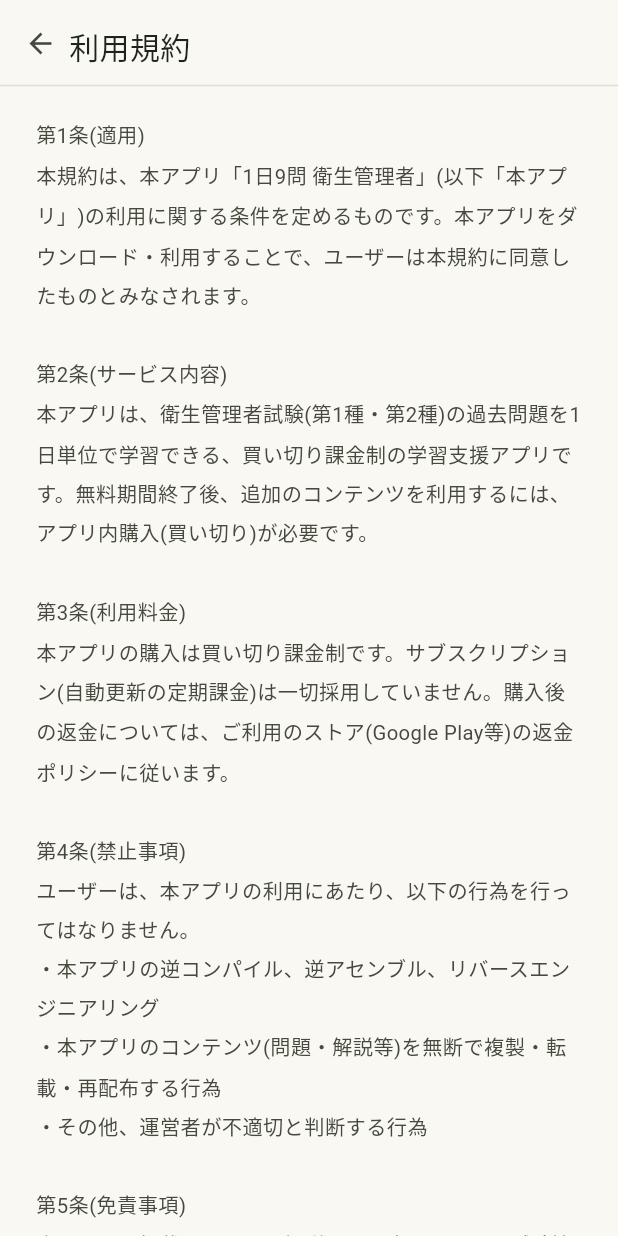
After one commit to adk210044-sketch/daily-exam-sprint, a Flutter app: the LegalTextScreen screen opened directly, on a phone screen of 412 x 824 dp. The commit adds this screen. Run offline on Flutter 3.47's test engine with Material 3 defaults, Android fonts, the phone set to English and light mode, and no system bars; our stand-ins replace drift, drift_flutter, flutter_local_notifications, timezone; accounts and stored records are empty; generated files the repository leaves out were written again; statements that could not run were skipped.

Commit message:
genspark auto-backup

```diff
--- a/lib/data/database/app_database.dart
+++ b/lib/data/database/app_database.dart
@@ -22,7 +22,7 @@ class AppDatabase extends _$AppDatabase {
   AppDatabase.forTesting(super.e);
 
   @override
-  int get schemaVersion => 2;
+  int get schemaVersion => 3;
 
   @override
   MigrationStrategy get migration => MigrationStrategy(
@@ -32,6 +32,10 @@ class AppDatabase extends _$AppDatabase {
     onUpgrade: (m, from, to) async {
       if (from < 2) {
         await m.createTable(reminders);
+      }
+      if (from < 3) {
+        // 目標日設定機能を廃止 (シンプル化のため削除)
+        await m.dropColumn(userSettings, 'goal_date');
       }
     },
   );
--- a/lib/data/database/tables.dart
+++ b/lib/data/database/tables.dart
@@ -99,7 +99,6 @@ class UserSettings extends Table {
   IntColumn get id => integer().withDefault(const Constant(0))();
   TextColumn get examType => text().withDefault(const Constant('type1'))();
   TextColumn get reminderTime => text().withDefault(const Constant('08:15'))();
-  DateTimeColumn get goalDate => dateTime().nullable()();
   TextColumn get fontSize => text().withDefault(const Constant('medium'))();
   BoolColumn get purchased => boolean().withDefault(const Constant(false))();
   TextColumn get currentSessionId => text().nullable()();
--- a/lib/data/repositories/settings_repository.dart
+++ b/lib/data/repositories/settings_repository.dart
@@ -35,9 +35,6 @@ class SettingsRepository {
   Future<void> setExamType(String examType) =>
       update(UserSettingsCompanion(examType: Value(examType)));
 
-  Future<void> setGoalDate(DateTime? date) =>
-      update(UserSettingsCompanion(goalDate: Value(date)));
-
   Future<void> setFontSize(String size) =>
       update(UserSettingsCompanion(fontSize: Value(size)));
 
--- a/lib/providers/app_state.dart
+++ b/lib/providers/app_state.dart
@@ -150,11 +150,6 @@ class AppState extends ChangeNotifier {
     await refreshSettings();
   }
 
-  Future<void> setGoalDate(DateTime? date) async {
-    await settingsRepo.setGoalDate(date);
-    await refreshSettings();
-  }
-
   Future<void> completeOnboarding() async {
     await settingsRepo.setOnboardingComplete(true);
     await refreshSettings();
--- /dev/null
+++ b/lib/screens/main/legal_text_screen.dart
@@ -0,0 +1,132 @@
+import 'package:flutter/material.dart';
+
+import '../../core/theme/zen_tokens.dart';
+
+/// 利用規約・プライバシーポリシー等の静的テキスト表示画面 (共通)
+class LegalTextScreen extends StatelessWidget {
+  final String title;
+  final String body;
+
+  const LegalTextScreen({super.key, required this.title, required this.body});
+
+  @override
+  Widget build(BuildContext context) {
+    return Scaffold(
+      backgroundColor: ZenColors.bg,
+      body: SafeArea(
+        child: Column(
+          crossAxisAlignment: CrossAxisAlignment.start,
+          children: [
+            Padding(
+              padding: const EdgeInsets.fromLTRB(16, 16, 20, 12),
+              child: Row(
+                crossAxisAlignment: CrossAxisAlignment.start,
+                children: [
+                  GestureDetector(
+                    onTap: () => Navigator.of(context).pop(),
+                    child: const Padding(
+                      padding: EdgeInsets.only(top: 2, right: 8),
+                      child: Icon(
+                        Icons.arrow_back,
+                        size: 22,
+                        color: ZenColors.inkSub,
+                      ),
+                    ),
+                  ),
+                  Expanded(
+                    child: Text(
+                      title,
+                      style: const TextStyle(
+                        fontSize: 20,
+                        fontWeight: FontWeight.w500,
+                        color: ZenColors.ink,
+                      ),
+                    ),
+                  ),
+                ],
+              ),
+            ),
+            const Divider(height: 0.5, color: ZenColors.line),
+            Expanded(
+              child: SingleChildScrollView(
+                padding: const EdgeInsets.fromLTRB(24, 20, 24, 32),
+                child: Text(
+                  body,
+                  style: const TextStyle(
+                    fontSize: 13.5,
+                    color: ZenColors.inkSub,
+                    height: 1.9,
+                  ),
+                ),
+              ),
+            ),
+          ],
+        ),
+      ),
+    );
+  }
+}
+
+const String kTermsOfServiceText = '''
+第1条(適用)
+本規約は、本アプリ「1日9問 衛生管理者」(以下「本アプリ」)の利用に関する条件を定めるものです。本アプリをダウンロード・利用することで、ユーザーは本規約に同意したものとみなされます。
+
+第2条(サービス内容)
+本アプリは、衛生管理者試験(第1種・第2種)の過去問題を1日単位で学習できる、買い切り課金制の学習支援アプリです。無料期間終了後、追加のコンテンツを利用するには、アプリ内購入(買い切り)が必要です。
+
+第3条(利用料金)
+本アプリの購入は買い切り課金制です。サブスクリプション(自動更新の定期課金)は一切採用していません。購入後の返金については、ご利用のストア(Google Play等)の返金ポリシーに従います。
+
+第4条(禁止事項)
+ユーザーは、本アプリの利用にあたり、以下の行為を行ってはなりません。
+・本アプリの逆コンパイル、逆アセンブル、リバースエンジニアリング
+・本アプリのコンテンツ(問題・解説等)を無断で複製・転載・再配布する行為
+・その他、運営者が不適切と判断する行為
+
+第5条(免責事項)
+本アプリに掲載する問題・解説は、公表されている試験情報等を基に作成していますが、その正確性・完全性・最新性を保証するものではありません。本アプリの利用により生じた学習結果、試験結果その他の損害について、運営者は責任を負いません。
+
+第6条(データの取扱い)
+本アプリの学習データ(進捗・回答履歴・設定等)は、ユーザーの端末内にのみ保存されます。運営者が外部サーバーに送信・収集することはありません。
+
+第7条(規約の変更)
+運営者は、必要に応じて本規約を変更することがあります。変更後の規約は、本アプリ内に表示した時点で効力を生じます。
+
+第8条(お問い合わせ)
+本規約に関するお問い合わせは、ストアの提供する連絡手段よりご連絡ください。
+
+制定日: 2025年1月1日
+''';
+
+const String kPrivacyPolicyText = '''
+本アプリ「1日9問 衛生管理者」(以下「本アプリ」)における、ユーザー情報の取扱いについて以下のとおり定めます。
+
+1. 収集する情報
+本アプリは、氏名・メールアドレス・電話番号等の個人を特定できる情報を収集しません。アカウント登録機能も提供していません。
+
+2. 端末内に保存される情報
+本アプリの学習進捗、回答履歴、リマインダー設定、フォントサイズ等の設定情報は、すべてユーザーの端末内のローカルストレージにのみ保存されます。これらの情報は外部サーバーへ送信・アップロードされることはありません。
+
+3. 通知機能
+本アプリでは、ユーザーが設定したリマインダー時刻に応じて、端末のローカル通知機能を利用してリマインダーを表示します。通知の送信に外部サービスは使用していません。
+
+4. 広告について
+本アプリは広告を表示しません。
+
+5. 第三者への提供
+本アプリは、収集した情報(端末内データを含む)を第三者に提供・共有することはありません。
+
+6. アプリ内購入
+本アプリの購入(買い切り課金)は、ご利用のストア(Google Play等)の決済システムを通じて処理されます。決済に関する情報は各ストアのプライバシーポリシーに従って取り扱われます。
+
+7. データの削除
+本アプリをアンインストールすることで、端末内に保存された全ての学習データ・設定情報は削除されます。
+
+8. 本ポリシーの変更
+本ポリシーは、必要に応じて変更することがあります。変更後の内容は、本アプリ内に表示した時点で効力を生じます。
+
+9. お問い合わせ
+本ポリシーに関するお問い合わせは、ストアの提供する連絡手段よりご連絡ください。
+
+制定日: 2025年1月1日
+''';
--- a/lib/screens/onboarding/onb_exam_type_screen.dart
+++ b/lib/screens/onboarding/onb_exam_type_screen.dart
@@ -7,7 +7,7 @@ import '../../widgets/zen_widgets.dart';
 import 'onb_reminder_screen.dart';
 import 'onb_steps.dart';
 
-/// 試験区分選択 (ZenOnbExamType) — Step 3/6
+/// 試験区分選択 (ZenOnbExamType) — Step 3/5
 class OnbExamTypeScreen extends StatefulWidget {
   const OnbExamTypeScreen({super.key});
 
@@ -32,7 +32,7 @@ class _OnbExamTypeScreenState extends State<OnbExamTypeScreen> {
                 child: Column(
                   crossAxisAlignment: CrossAxisAlignment.start,
                   children: [
-                    Text('STEP 3 OF 6', style: ZenText.kicker()),
+                    Text('STEP 3 OF 5', style: ZenText.kicker()),
                     const SizedBox(height: 12),
                     const Text(
                       'どちらの\n試験を受けますか？',
--- a/lib/screens/onboarding/onb_how_it_works_screen.dart
+++ b/lib/screens/onboarding/onb_how_it_works_screen.dart
@@ -5,7 +5,7 @@ import '../../widgets/zen_widgets.dart';
 import 'onb_exam_type_screen.dart';
 import 'onb_steps.dart';
 
-/// 1週間の使い方 (ZenOnbHowItWorks) — Step 2/6
+/// 1週間の使い方 (ZenOnbHowItWorks) — Step 2/5
 class OnbHowItWorksScreen extends StatelessWidget {
   const OnbHowItWorksScreen({super.key});
 
@@ -23,7 +23,7 @@ class OnbHowItWorksScreen extends StatelessWidget {
                 child: Column(
                   crossAxisAlignment: CrossAxisAlignment.start,
                   children: [
-                    Text('STEP 2 OF 6', style: ZenText.kicker()),
+                    Text('STEP 2 OF 5', style: ZenText.kicker()),
                     const SizedBox(height: 12),
                     RichText(
                       text: const TextSpan(
--- a/lib/screens/onboarding/onb_steps.dart
+++ b/lib/screens/onboarding/onb_steps.dart
@@ -2,7 +2,7 @@ import 'package:flutter/material.dart';
 
 import '../../core/theme/zen_tokens.dart';
 
-/// Onboarding 6ステップの進捗インジケータ (current は 0-indexed)
+/// Onboarding 5ステップの進捗インジケータ (current は 0-indexed)
 class OnbSteps extends StatelessWidget {
   final int current;
 
@@ -14,7 +14,7 @@ class OnbSteps extends StatelessWidget {
       padding: const EdgeInsets.fromLTRB(24, 16, 24, 0),
       child: Row(
         mainAxisAlignment: MainAxisAlignment.center,
-        children: List.generate(6, (i) {
+        children: List.generate(5, (i) {
           return Container(
             margin: const EdgeInsets.symmetric(horizontal: 3),
             width: i == current ? 24 : 6,
--- a/lib/screens/onboarding/onb_welcome_screen.dart
+++ b/lib/screens/onboarding/onb_welcome_screen.dart
@@ -6,7 +6,7 @@ import '../../widgets/zen_widgets.dart';
 import 'onb_how_it_works_screen.dart';
 import 'onb_steps.dart';
 
-/// Welcome (ZenOnbWelcome) — Step 1/6
+/// Welcome (ZenOnbWelcome) — Step 1/5
 class OnbWelcomeScreen extends StatelessWidget {
   const OnbWelcomeScreen({super.key});
 
@@ -32,7 +32,7 @@ class OnbWelcomeScreen extends StatelessWidget {
                       ),
                     ),
                     const SizedBox(height: 32),
-                    Text('STEP 1 OF 6', style: ZenText.kicker()),
+                    Text('STEP 1 OF 5', style: ZenText.kicker()),
                     const SizedBox(height: 12),
                     RichText(
                       text: TextSpan(
```
Also changed, not shown: lib/screens/main/settings_screen.dart (+27 -2 lines), lib/screens/onboarding/onb_goal_screen.dart (deleted, +0 -294 lines), lib/screens/onboarding/onb_reminder_screen.dart (+7 -5 lines), lib/data/database/app_database.g.dart.
